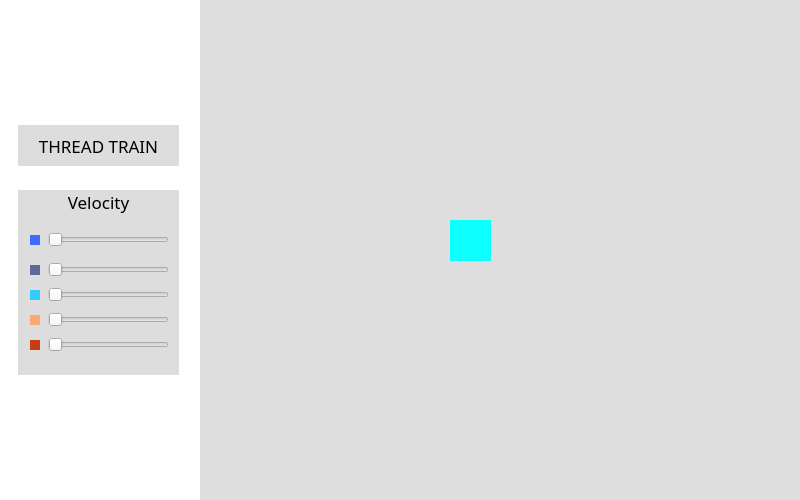
Above: mainwindow.ui from allefmiller/imd0036-SO-atv-2 before the change. Below: the same form after it.
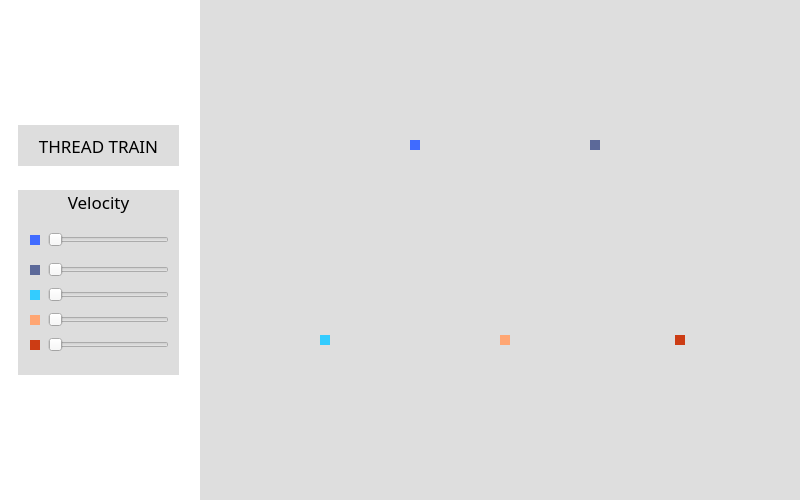
That is the form after the change. Icons and pictures are not drawn.

Diff of the .ui file:
```diff
--- a/mainwindow.ui
+++ b/mainwindow.ui
@@ -71,7 +71,7 @@
      <string/>
     </property>
     <property name="pixmap">
-     <pixmap>../../Downloads/windows-mint/sprint-trilho.png</pixmap>
+     <pixmap>sprites/sprite-trilho.png</pixmap>
     </property>
     <property name="scaledContents">
      <bool>true</bool>
@@ -445,17 +445,84 @@
      <bool>true</bool>
     </property>
    </widget>
-   <widget class="QLabel" name="label">
+   <widget class="QLabel" name="color_t1_2">
     <property name="geometry">
      <rect>
-      <x>450</x>
-      <y>220</y>
-      <width>41</width>
-      <height>41</height>
+      <x>410</x>
+      <y>140</y>
+      <width>10</width>
+      <height>10</height>
      </rect>
     </property>
     <property name="styleSheet">
-     <string notr="true">background:rgb(14, 255, 255)</string>
+     <string notr="true">QLabel { background:#406BFF}</string>
+    </property>
+    <property name="text">
+     <string/>
+    </property>
+   </widget>
+   <widget class="QLabel" name="color_t2_2">
+    <property name="geometry">
+     <rect>
+      <x>590</x>
+      <y>140</y>
+      <width>10</width>
+      <height>10</height>
+     </rect>
+    </property>
+    <property name="styleSheet">
+     <string notr="true">QLabel{background:#5C6999}</string>
+    </property>
+    <property name="text">
+     <string/>
+    </property>
+    <property name="scaledContents">
+     <bool>false</bool>
+    </property>
+   </widget>
+   <widget class="QLabel" name="color_t3_2">
+    <property name="geometry">
+     <rect>
+      <x>320</x>
+      <y>335</y>
+      <width>10</width>
+      <height>10</height>
+     </rect>
+    </property>
+    <property name="styleSheet">
+     <string notr="true">QLabel { background:#33CCFF}</string>
+    </property>
+    <property name="text">
+     <string/>
+    </property>
+   </widget>
+   <widget class="QLabel" name="color_t4_2">
+    <property name="geometry">
+     <rect>
+      <x>500</x>
+      <y>335</y>
+      <width>10</width>
+      <height>10</height>
+     </rect>
+    </property>
+    <property name="styleSheet">
+     <string notr="true">QLabel { background:#FFA673}</string>
+    </property>
+    <property name="text">
+     <string/>
+    </property>
+   </widget>
+   <widget class="QLabel" name="color_t5_2">
+    <property name="geometry">
+     <rect>
+      <x>675</x>
+      <y>335</y>
+      <width>10</width>
+      <height>10</height>
+     </rect>
+    </property>
+    <property name="styleSheet">
+     <string notr="true">QLabel { background:#CC3C14}</string>
     </property>
     <property name="text">
      <string/>
@@ -483,7 +550,11 @@
    <zorder>trem3</zorder>
    <zorder>trem4</zorder>
    <zorder>trem5</zorder>
-   <zorder>label</zorder>
+   <zorder>color_t1_2</zorder>
+   <zorder>color_t2_2</zorder>
+   <zorder>color_t3_2</zorder>
+   <zorder>color_t4_2</zorder>
+   <zorder>color_t5_2</zorder>
   </widget>
  </widget>
  <layoutdefault spacing="6" margin="11"/>
```
